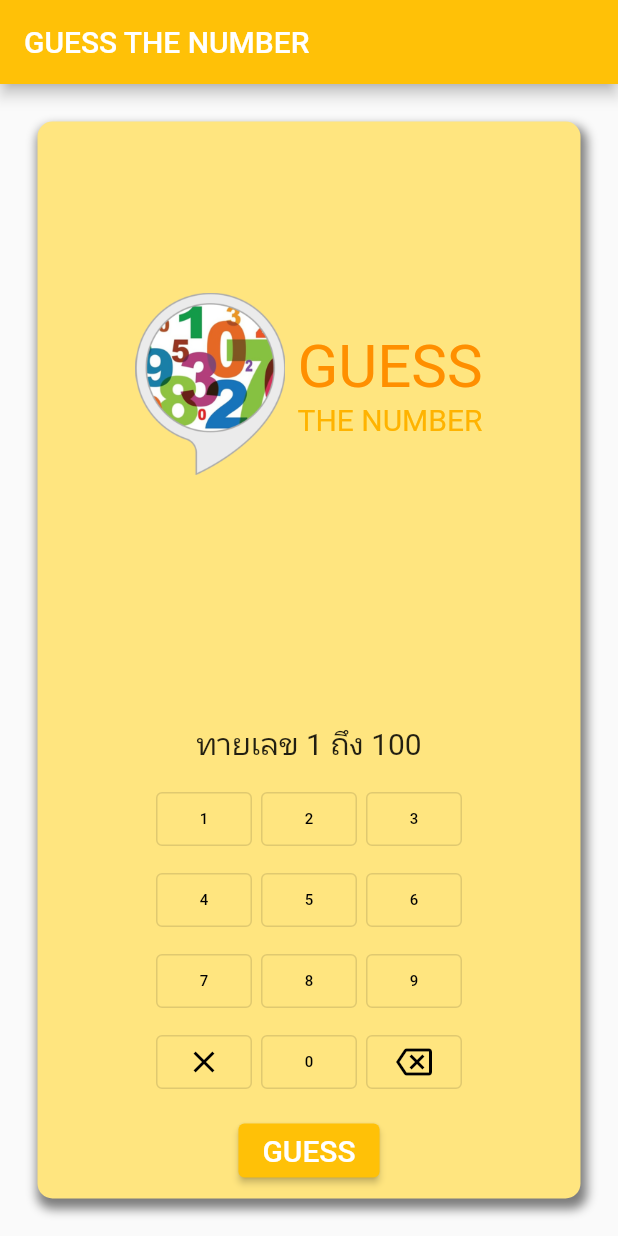
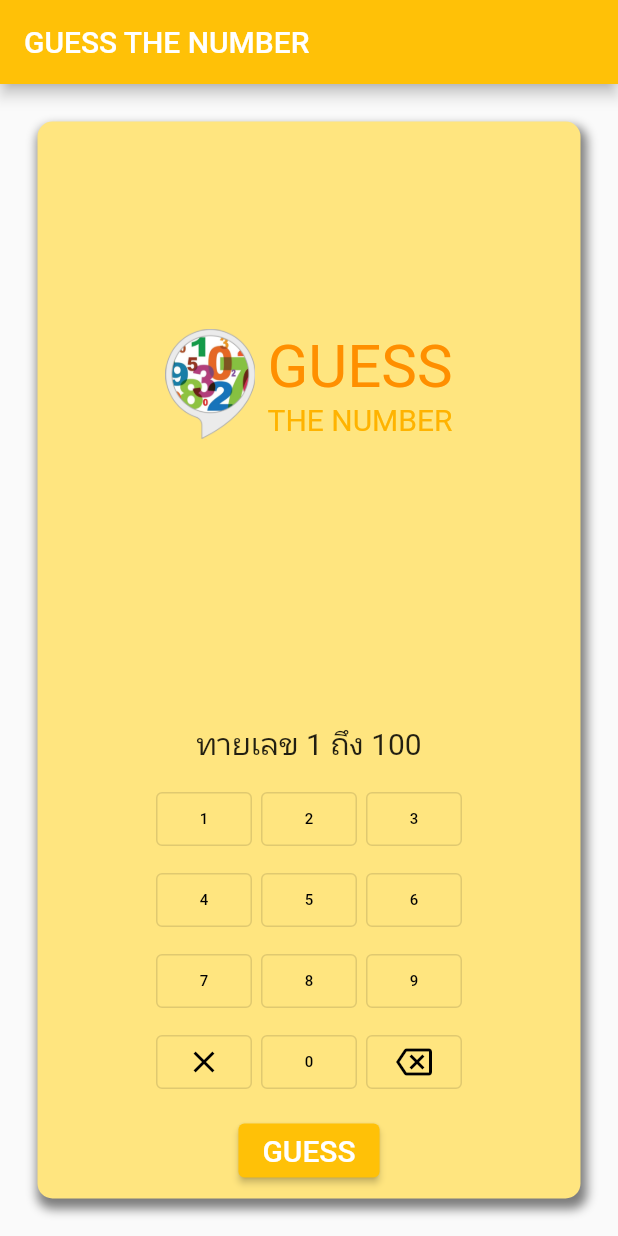
Before and after one commit to KKframe/ex8, a Flutter app: the screen it shows after launch, on a phone screen of 412 x 824 dp. Run offline on Flutter 3.47's test engine with Material 2 defaults, Android fonts, the light colour scheme and no system bars.

Commit message:
Initial commit

```diff
--- a/lib/main.dart
+++ b/lib/main.dart
@@ -83,7 +83,7 @@ class _HomePageState extends State<HomePage> {
                   child: Row(
                     mainAxisAlignment: MainAxisAlignment.center,
                     children: [
-                      Image.asset('assets/image/guess_logo.png', width: 100),
+                      Image.asset('assets/image/guess_logo.png', width: 60),
                       SizedBox(
                         width: 8,
                       ),
```
